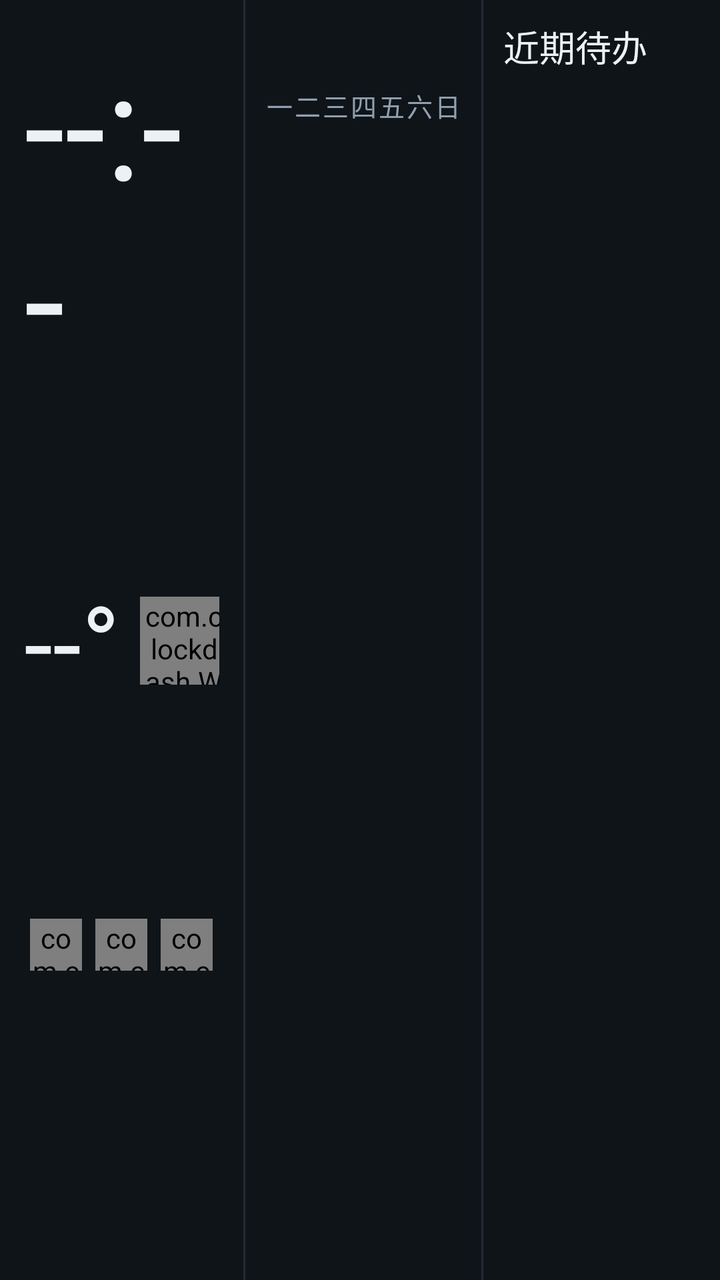
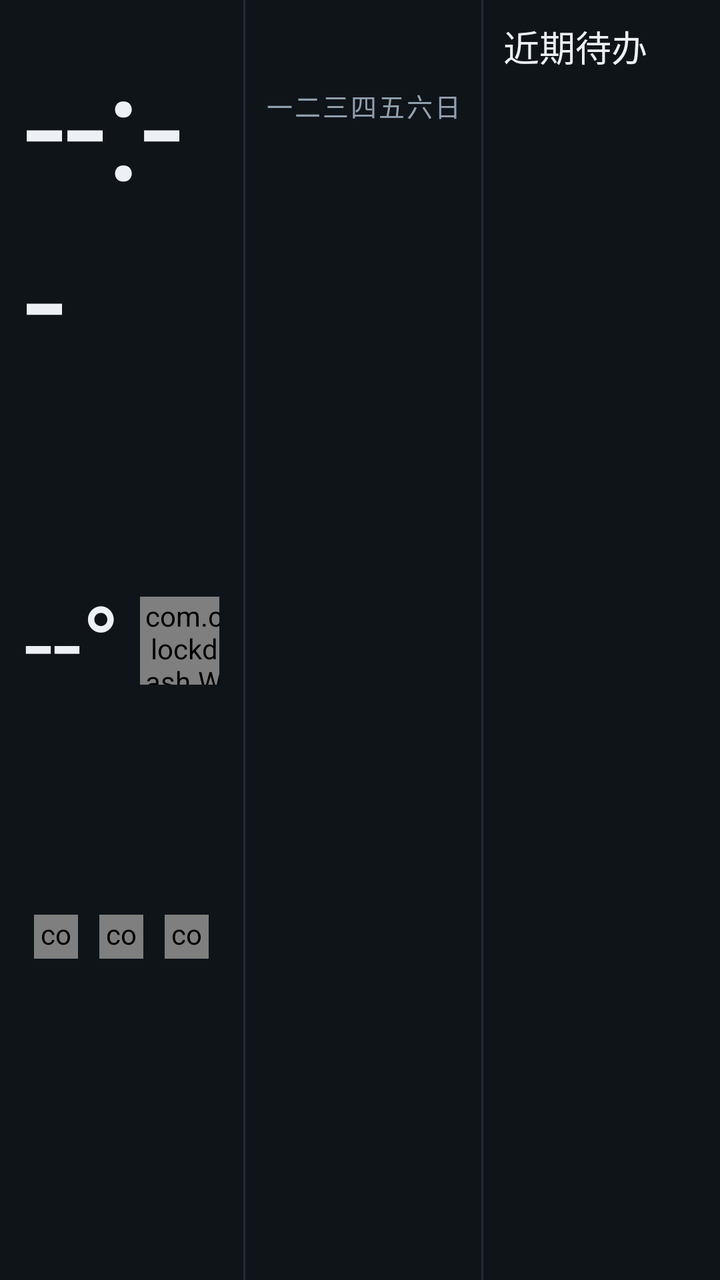

Compare the two renders of this Android layout. The source of the first and the diff that turns it into the second are given below.
<!-- AndroidManifest.xml: application theme DashboardTheme -->
<!-- res/layout/activity_dashboard.xml -->
<?xml version="1.0" encoding="utf-8"?>
<LinearLayout xmlns:android="http://schemas.android.com/apk/res/android"
    android:id="@+id/root"
    android:layout_width="match_parent"
    android:layout_height="match_parent"
    android:orientation="horizontal"
    android:background="@color/bg">

    
    <LinearLayout
        android:id="@+id/colLeft"
        android:layout_width="0dp"
        android:layout_height="match_parent"
        android:layout_weight="34"
        android:orientation="vertical"
        android:padding="12dp">

        <TextView
            android:id="@+id/tvClock"
            android:layout_width="wrap_content"
            android:layout_height="wrap_content"
            android:textSize="74sp"
            android:textColor="@color/fg"
            android:text="--:--" />

        <TextView
            android:id="@+id/tvDate"
            android:layout_width="wrap_content"
            android:layout_height="wrap_content"
            android:layout_marginTop="2dp"
            android:textSize="18sp"
            android:textColor="@color/muted" />

        <LinearLayout
            android:id="@+id/boxWx"
            android:layout_width="match_parent"
            android:layout_height="wrap_content"
            android:layout_marginTop="14dp"
            android:orientation="horizontal"
            android:gravity="center_vertical">

            <TextView
                android:id="@+id/tvTemp"
                android:layout_width="wrap_content"
                android:layout_height="wrap_content"
                android:textSize="52sp"
                android:textColor="@color/fg"
                android:text="--°" />

            <com.clockdash.WeatherIconView
                android:id="@+id/icNow"
                android:layout_width="44dp"
                android:layout_height="44dp"
                android:layout_marginLeft="10dp" />

            <LinearLayout
                android:layout_width="wrap_content"
                android:layout_height="wrap_content"
                android:layout_marginLeft="10dp"
                android:orientation="vertical">

                <TextView
                    android:id="@+id/tvCond"
                    android:layout_width="wrap_content"
                    android:layout_height="wrap_content"
                    android:textSize="17sp"
                    android:textColor="@color/muted"
                    android:text="等待天气数据" />

                <TextView
                    android:id="@+id/tvCity"
                    android:layout_width="wrap_content"
                    android:layout_height="wrap_content"
                    android:textSize="13sp"
                    android:textColor="@color/dim" />
            </LinearLayout>
        </LinearLayout>

        <TextView
            android:id="@+id/tvMeta"
            android:layout_width="wrap_content"
            android:layout_height="wrap_content"
            android:layout_marginTop="4dp"
            android:textSize="15sp"
            android:textColor="@color/muted" />

        
        <LinearLayout
            android:id="@+id/rowFc"
            android:layout_width="match_parent"
            android:layout_height="wrap_content"
            android:layout_marginTop="14dp"
            android:orientation="horizontal">

            <LinearLayout style="@style/FcCell">
                <TextView android:id="@+id/tvFcDay0" style="@style/FcDay" />
                <com.clockdash.WeatherIconView
                    android:id="@+id/icFc0"
                    android:layout_width="26dp"
                    android:layout_height="26dp" />
                <TextView android:id="@+id/tvFcTxt0" style="@style/FcTxt" />
            </LinearLayout>
            <LinearLayout style="@style/FcCell">
                <TextView android:id="@+id/tvFcDay1" style="@style/FcDay" />
                <com.clockdash.WeatherIconView
                    android:id="@+id/icFc1"
                    android:layout_width="26dp"
                    android:layout_height="26dp" />
                <TextView android:id="@+id/tvFcTxt1" style="@style/FcTxt" />
            </LinearLayout>
            <LinearLayout style="@style/FcCell">
                <TextView android:id="@+id/tvFcDay2" style="@style/FcDay" />
                <com.clockdash.WeatherIconView
                    android:id="@+id/icFc2"
                    android:layout_width="26dp"
                    android:layout_height="26dp" />
                <TextView android:id="@+id/tvFcTxt2" style="@style/FcTxt" />
            </LinearLayout>
        </LinearLayout>

        <View
            android:layout_width="match_parent"
            android:layout_height="0dp"
            android:layout_weight="1" />
    </LinearLayout>

    <View
        android:layout_width="1dp"
        android:layout_height="match_parent"
        android:background="@color/line" />

    
    <LinearLayout
        android:id="@+id/colMid"
        android:layout_width="0dp"
        android:layout_height="match_parent"
        android:layout_weight="33"
        android:orientation="vertical"
        android:padding="10dp">

        <LinearLayout
            android:layout_width="match_parent"
            android:layout_height="wrap_content"
            android:orientation="horizontal"
            android:gravity="bottom">

            <TextView
                android:id="@+id/tvCalTitle"
                android:layout_width="wrap_content"
                android:layout_height="wrap_content"
                android:textSize="20sp"
                android:textColor="@color/fg" />

            <TextView
                android:id="@+id/tvCalYear"
                android:layout_width="wrap_content"
                android:layout_height="wrap_content"
                android:layout_marginLeft="8dp"
                android:textSize="12sp"
                android:textColor="@color/muted" />
        </LinearLayout>

        <LinearLayout
            android:id="@+id/rowWd"
            android:layout_width="match_parent"
            android:layout_height="wrap_content"
            android:layout_marginTop="6dp"
            android:orientation="horizontal">

            <TextView android:id="@+id/wd0" style="@style/WdCell" android:text="一" />
            <TextView android:id="@+id/wd1" style="@style/WdCell" android:text="二" />
            <TextView android:id="@+id/wd2" style="@style/WdCell" android:text="三" />
            <TextView android:id="@+id/wd3" style="@style/WdCell" android:text="四" />
            <TextView android:id="@+id/wd4" style="@style/WdCell" android:text="五" />
            <TextView android:id="@+id/wd5" style="@style/WdCell" android:text="六" />
            <TextView android:id="@+id/wd6" style="@style/WdCell" android:text="日" />
        </LinearLayout>

        <LinearLayout
            android:id="@+id/calGrid"
            android:layout_width="match_parent"
            android:layout_height="0dp"
            android:layout_weight="1"
            android:layout_marginTop="4dp"
            android:orientation="vertical" />
    </LinearLayout>

    <View
        android:layout_width="1dp"
        android:layout_height="match_parent"
        android:background="@color/line" />

    
    <LinearLayout
        android:id="@+id/colRight"
        android:layout_width="0dp"
        android:layout_height="match_parent"
        android:layout_weight="33"
        android:orientation="vertical"
        android:padding="10dp">

        <LinearLayout
            android:layout_width="match_parent"
            android:layout_height="wrap_content"
            android:orientation="horizontal">

            <TextView
                android:layout_width="wrap_content"
                android:layout_height="wrap_content"
                android:textSize="18sp"
                android:textColor="@color/fg"
                android:text="@string/todo_title" />

            <TextView
                android:id="@+id/tvSyncNote"
                android:layout_width="0dp"
                android:layout_height="wrap_content"
                android:layout_weight="1"
                android:layout_marginLeft="8dp"
                android:gravity="right"
                android:textSize="11sp"
                android:textColor="@color/dim" />
        </LinearLayout>

        <ListView
            android:id="@+id/listTodos"
            android:layout_width="match_parent"
            android:layout_height="0dp"
            android:layout_weight="1"
            android:layout_marginTop="4dp"
            android:divider="@null"
            android:dividerHeight="0dp"
            android:paddingTop="2dp"
            android:listSelector="@android:color/transparent" />

        <TextView
            android:id="@+id/tvStatus"
            android:layout_width="match_parent"
            android:layout_height="wrap_content"
            android:layout_marginTop="6dp"
            android:textSize="11sp"
            android:textColor="@color/dim" />
    </LinearLayout>
</LinearLayout>
<!-- resources referenced by this layout -->
<resources>
  <color name="bg">#0f1419</color>
  <color name="dim">#5c6a76</color>
  <color name="fg">#edf1f5</color>
  <color name="line">#232b35</color>
  <color name="muted">#8fa0af</color>
  <string name="todo_title">近期待办</string>
  <style name="FcCell">
          <item name="android:layout_width">0dp</item>
          <item name="android:layout_height">wrap_content</item>
          <item name="android:layout_weight">1</item>
          <item name="android:orientation">vertical</item>
          <item name="android:gravity">center</item>
      </style>
  <style name="FcDay">
          <item name="android:layout_width">wrap_content</item>
          <item name="android:layout_height">wrap_content</item>
          <item name="android:textSize">13sp</item>
          <item name="android:textColor">@color/muted</item>
      </style>
  <style name="FcTxt">
          <item name="android:layout_width">wrap_content</item>
          <item name="android:layout_height">wrap_content</item>
          <item name="android:textSize">14sp</item>
          <item name="android:textColor">@color/fg</item>
          <item name="android:layout_marginTop">2dp</item>
          <item name="android:gravity">center</item>
          <item name="android:lineSpacingExtra">-2dp</item>
      </style>
  <style name="WdCell">
          <item name="android:layout_width">0dp</item>
          <item name="android:layout_height">wrap_content</item>
          <item name="android:layout_weight">1</item>
          <item name="android:gravity">center</item>
          <item name="android:textSize">13sp</item>
          <item name="android:textColor">@color/muted</item>
      </style>
  <style name="DashboardTheme" parent="@android:style/Theme.Black.NoTitleBar.Fullscreen">
          <item name="android:windowBackground">@color/bg</item>
      </style>
</resources>

<!-- the commit's change to res/layout/activity_dashboard.xml (unified diff, before → after) -->
@@ -89,32 +89,72 @@
             android:id="@+id/rowFc"
             android:layout_width="match_parent"
             android:layout_height="wrap_content"
-            android:layout_marginTop="14dp"
-            android:orientation="horizontal">
-
-            <LinearLayout style="@style/FcCell">
-                <TextView android:id="@+id/tvFcDay0" style="@style/FcDay" />
-                <com.clockdash.WeatherIconView
-                    android:id="@+id/icFc0"
-                    android:layout_width="26dp"
-                    android:layout_height="26dp" />
-                <TextView android:id="@+id/tvFcTxt0" style="@style/FcTxt" />
+            android:layout_marginTop="12dp"
+            android:orientation="vertical">
+
+            <LinearLayout
+                android:layout_width="match_parent"
+                android:layout_height="wrap_content"
+                android:orientation="horizontal">
+
+                <LinearLayout style="@style/FcCell">
+                    <TextView android:id="@+id/tvFcDay0" style="@style/FcDay" />
+                    <com.clockdash.WeatherIconView
+                        android:id="@+id/icFc0"
+                        android:layout_width="22dp"
+                        android:layout_height="22dp" />
+                    <TextView android:id="@+id/tvFcTxt0" style="@style/FcTxt" />
+                </LinearLayout>
+                <LinearLayout style="@style/FcCell">
+                    <TextView android:id="@+id/tvFcDay1" style="@style/FcDay" />
+                    <com.clockdash.WeatherIconView
+                        android:id="@+id/icFc1"
+                        android:layout_width="22dp"
+                        android:layout_height="22dp" />
+                    <TextView android:id="@+id/tvFcTxt1" style="@style/FcTxt" />
+                </LinearLayout>
+                <LinearLayout style="@style/FcCell">
+                    <TextView android:id="@+id/tvFcDay2" style="@style/FcDay" />
+                    <com.clockdash.WeatherIconView
+                        android:id="@+id/icFc2"
+                        android:layout_width="22dp"
+                        android:layout_height="22dp" />
+                    <TextView android:id="@+id/tvFcTxt2" style="@style/FcTxt" />
+                </LinearLayout>
             </LinearLayout>
-            <LinearLayout style="@style/FcCell">
-                <TextView android:id="@+id/tvFcDay1" style="@style/FcDay" />
-                <com.clockdash.WeatherIconView
-                    android:id="@+id/icFc1"
-                    android:layout_width="26dp"
-                    android:layout_height="26dp" />
-                <TextView android:id="@+id/tvFcTxt1" style="@style/FcTxt" />
-            </LinearLayout>
-            <LinearLayout style="@style/FcCell">
-                <TextView android:id="@+id/tvFcDay2" style="@style/FcDay" />
-                <com.clockdash.WeatherIconView
-                    android:id="@+id/icFc2"
-                    android:layout_width="26dp"
-                    android:layout_height="26dp" />
-                <TextView android:id="@+id/tvFcTxt2" style="@style/FcTxt" />
+
+            <LinearLayout
+                android:id="@+id/rowFc2"
+                android:layout_width="match_parent"
+                android:layout_height="wrap_content"
+                android:layout_marginTop="4dp"
+                android:orientation="horizontal"
+                android:visibility="gone">
+
+                <LinearLayout style="@style/FcCell">
+                    <TextView android:id="@+id/tvFcDay3" style="@style/FcDay" />
+                    <com.clockdash.WeatherIconView
+                        android:id="@+id/icFc3"
+                        android:layout_width="22dp"
+                        android:layout_height="22dp" />
+                    <TextView android:id="@+id/tvFcTxt3" style="@style/FcTxt" />
+                </LinearLayout>
+                <LinearLayout style="@style/FcCell">
+                    <TextView android:id="@+id/tvFcDay4" style="@style/FcDay" />
+                    <com.clockdash.WeatherIconView
+                        android:id="@+id/icFc4"
+                        android:layout_width="22dp"
+                        android:layout_height="22dp" />
+                    <TextView android:id="@+id/tvFcTxt4" style="@style/FcTxt" />
+                </LinearLayout>
+                <LinearLayout style="@style/FcCell">
+                    <TextView android:id="@+id/tvFcDay5" style="@style/FcDay" />
+                    <com.clockdash.WeatherIconView
+                        android:id="@+id/icFc5"
+                        android:layout_width="22dp"
+                        android:layout_height="22dp" />
+                    <TextView android:id="@+id/tvFcTxt5" style="@style/FcTxt" />
+                </LinearLayout>
             </LinearLayout>
         </LinearLayout>
 
